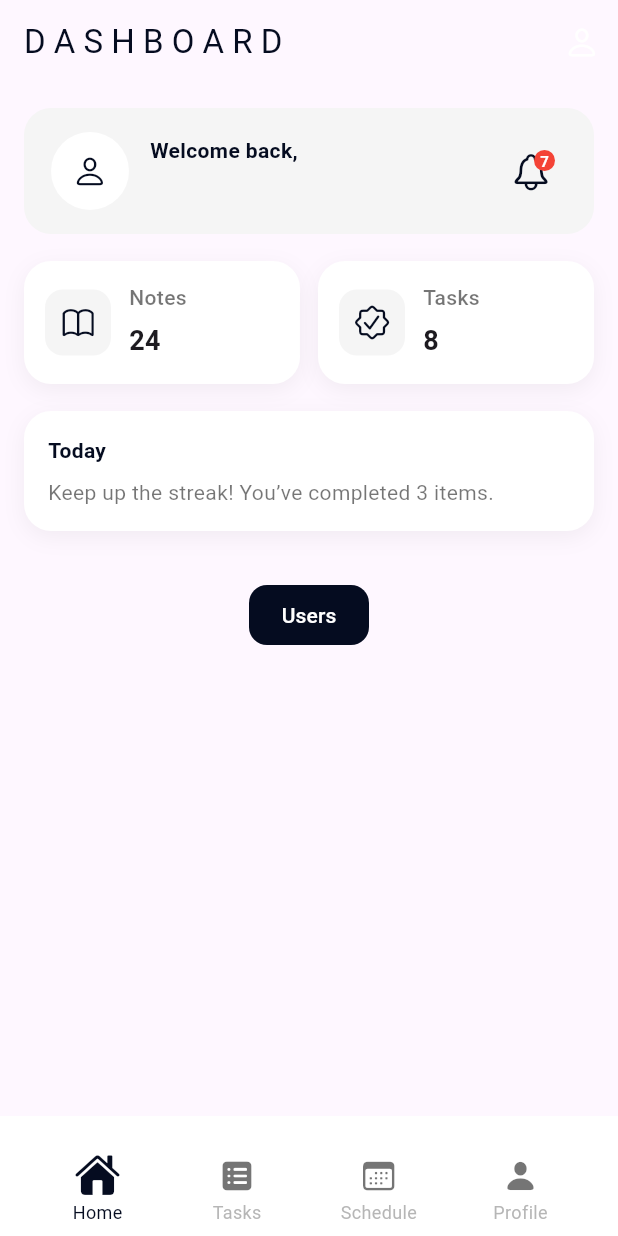
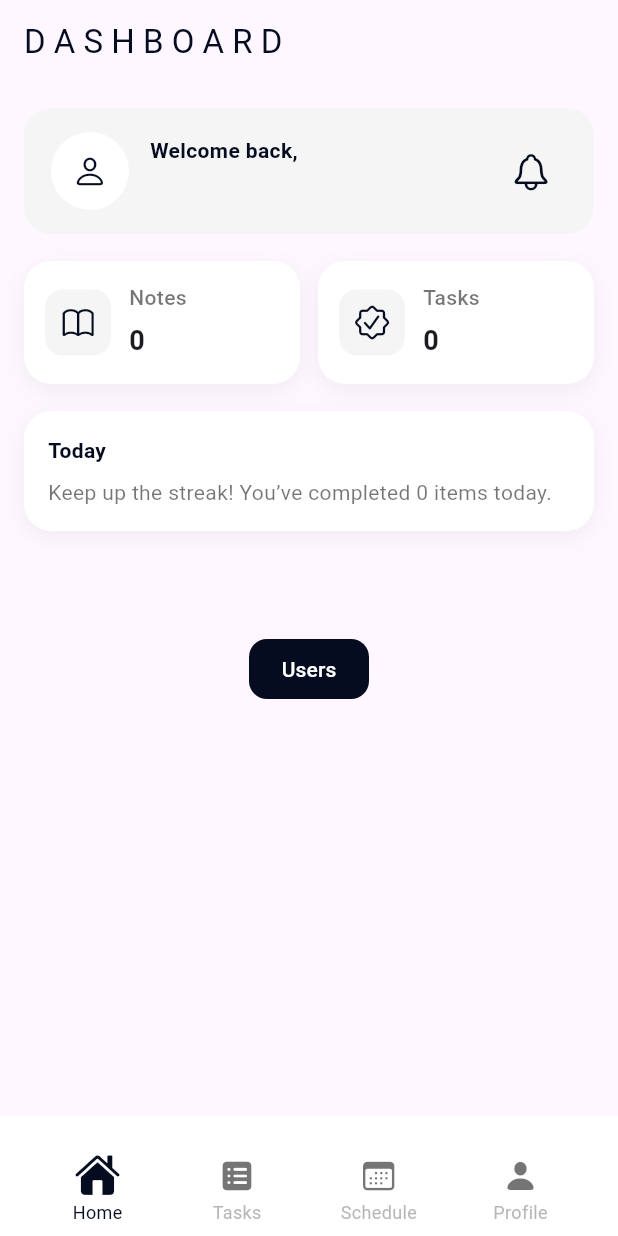
Before and after one commit to GmTechn/jotitdown, a Flutter app: the Dashboard screen opened by its route, on a phone screen of 412 x 824 dp. Run offline on Flutter 3.47's test engine with Material 3 defaults, Android fonts, the light colour scheme and no system bars; our stand-ins replace google_fonts, image_picker, sqflite; accounts and stored records are empty.

Commit message:
Dashboard functionnal with some changes to make

```diff
--- a/lib/main.dart
+++ b/lib/main.dart
@@ -13,6 +13,7 @@ void main() async {
   final dbManager = DatabaseManager();
 
   // ✅ Clear database during testing
+
   await dbManager.clearDatabase();
 
   await dbManager.initialisation();
@@ -30,7 +31,7 @@ class MyApp extends StatelessWidget {
       theme: ThemeData(
         primarySwatch: Colors.blue,
       ),
-      initialRoute: '/dashboard',
+      initialRoute: '/',
       routes: {
         '/': (context) => const LoginPage(),
         // You can handle navigation with email using onGenerateRoute
--- a/lib/pages/dashboard.dart
+++ b/lib/pages/dashboard.dart
@@ -1,21 +1,24 @@
 import 'dart:io';
+
 import 'package:flutter/cupertino.dart';
+
 import 'package:flutter/material.dart';
+
 import 'package:notesapp/components/mybutton.dart';
 import 'package:notesapp/components/mynavbar.dart';
+
 import 'package:notesapp/management/database.dart';
 import 'package:notesapp/management/listofusers.dart';
+
 import 'package:notesapp/models/users.dart';
-import 'package:notesapp/pages/login.dart';
+import 'package:notesapp/models/task.dart';
+
 import 'package:notesapp/pages/profile.dart';
 
 class Dashboard extends StatefulWidget {
-  final String email; // keep the email passed from signup
+  final String email;
 
-  const Dashboard({
-    super.key,
-    required this.email,
-  });
+  const Dashboard({super.key, required this.email});
 
   @override
   State<Dashboard> createState() => _DashboardState();
@@ -25,10 +28,16 @@ class _DashboardState extends State<Dashboard> {
   final DatabaseManager _databaseManager = DatabaseManager();
   AppUser? _currentUser;
 
+  int overdueCount = 0;
+  int totalTasks = 0;
+  int completedToday = 0;
+  Task? nextTask;
+
   @override
   void initState() {
     super.initState();
     _loadUser();
+    _loadTasks();
   }
 
   Future<void> _loadUser() async {
@@ -39,9 +48,48 @@ class _DashboardState extends State<Dashboard> {
     });
   }
 
+  Future<void> _loadTasks() async {
+    await _databaseManager.initialisation();
+    final tasks = await _databaseManager.getTasksForUser(widget.email);
+
+    final now = DateTime.now();
+
+    int overdue = 0;
+    int completed = 0;
+    Task? next;
+
+    for (var task in tasks) {
+      final dueDate = task.date;
+      final isDone = task.status.toLowerCase() == "done";
+
+      if (!isDone && dueDate.isBefore(now)) {
+        overdue++;
+      }
+
+      if (isDone &&
+          dueDate.year == now.year &&
+          dueDate.month == now.month &&
+          dueDate.day == now.day) {
+        completed++;
+      }
+
+      if (!isDone && dueDate.isAfter(now)) {
+        if (next == null || dueDate.isBefore(next.date)) {
+          next = task;
+        }
+      }
+    }
+
+    setState(() {
+      overdueCount = overdue;
+      totalTasks = tasks.length;
+      completedToday = completed;
+      nextTask = next;
+    });
+  }
+
   @override
   Widget build(BuildContext context) {
-    // Keep your structure; style the body to feel like the screenshot
     return Scaffold(
       appBar: AppBar(
         automaticallyImplyLeading: false,
@@ -49,54 +97,17 @@ class _DashboardState extends State<Dashboard> {
           'D A S H B O A R D',
           style: TextStyle(color: Color(0xff050c20)),
         ),
-        actions: [
-          IconButton(
-            onPressed: () {
-              Navigator.push(
-                context,
-                MaterialPageRoute(
-                  builder: (_) => ProfilePage(email: widget.email),
-                ),
-              );
-            },
-            icon: FutureBuilder<AppUser?>(
-              future: _databaseManager.getUserByEmail(widget.email),
-              builder: (context, snapshot) {
-                if (snapshot.connectionState == ConnectionState.waiting) {
-                  return const CircleAvatar(
-                    backgroundColor: Colors.white,
-                    radius: 16,
-                    child: CircularProgressIndicator(strokeWidth: 2),
-                  );
-                }
-                final path = snapshot.data?.photoPath ?? '';
-                if (path.isNotEmpty) {
-                  final file = File(path);
-                  if (file.existsSync()) {
-                    return CircleAvatar(
-                      radius: 18,
-                      backgroundImage: FileImage(file),
-                    );
-                  }
-                }
-                // Default icon if no photo
-                return const Icon(
-                  CupertinoIcons.person,
-                  color: Colors.white,
-                );
-              },
-            ),
-          ),
-        ],
       ),
       body: SafeArea(
+        child: RefreshIndicator(
+          onRefresh: _loadTasks,
           child: SingleChildScrollView(
             physics: const AlwaysScrollableScrollPhysics(),
             padding: const EdgeInsets.all(16.0),
             child: Column(
               crossAxisAlignment: CrossAxisAlignment.start,
               children: [
-              // Header (welcome) — light, rounded look like the screenshot
+                // HEADER
                 Container(
                   padding:
                       const EdgeInsets.symmetric(horizontal: 18, vertical: 16),
@@ -106,11 +117,20 @@ class _DashboardState extends State<Dashboard> {
                   ),
                   child: Row(
                     children: [
-                    CircleAvatar(
+                      GestureDetector(
+                        onTap: () {
+                          Navigator.push(
+                            context,
+                            MaterialPageRoute(
+                                builder: (_) =>
+                                    ProfilePage(email: widget.email)),
+                          ).then((_) => _loadUser());
+                        },
+                        child: CircleAvatar(
                           radius: 26,
                           backgroundColor: Colors.white,
-                      backgroundImage:
-                          (_currentUser?.photoPath ?? '').isNotEmpty &&
+                          backgroundImage: (_currentUser?.photoPath ?? '')
+                                      .isNotEmpty &&
                                   File(_currentUser!.photoPath!).existsSync()
                               ? FileImage(File(_currentUser!.photoPath!))
                               : null,
@@ -118,6 +138,7 @@ class _DashboardState extends State<Dashboard> {
                               ? const Icon(CupertinoIcons.person,
                                   color: Color(0xff050c20))
                               : null,
+                        ),
                       ),
                       const SizedBox(width: 14),
                       Expanded(
@@ -152,6 +173,7 @@ class _DashboardState extends State<Dashboard> {
                               color: Color(0xff050c20),
                             ),
                           ),
+                          if (overdueCount > 0)
                             Positioned(
                               right: 8,
                               top: 6,
@@ -161,9 +183,9 @@ class _DashboardState extends State<Dashboard> {
                                   color: Colors.red,
                                   shape: BoxShape.circle,
                                 ),
-                            child: const Text(
-                              '7',
-                              style: TextStyle(
+                                child: Text(
+                                  '$overdueCount',
+                                  style: const TextStyle(
                                     color: Colors.white,
                                     fontWeight: FontWeight.bold,
                                     fontSize: 10,
@@ -179,26 +201,26 @@ class _DashboardState extends State<Dashboard> {
 
                 const SizedBox(height: 18),
 
-              // Quick summary tiles (subtle, rounded)
+                // STATS
                 Row(
                   children: [
                     _StatTile(
                       icon: CupertinoIcons.book,
                       label: 'Notes',
-                    value: '24',
+                      value: '$totalTasks',
                     ),
                     const SizedBox(width: 12),
                     _StatTile(
                       icon: CupertinoIcons.checkmark_seal,
                       label: 'Tasks',
-                    value: '8',
+                      value: '$completedToday',
                     ),
                   ],
                 ),
 
                 const SizedBox(height: 18),
 
-              // A simple “Today” card
+                // TODAY CARD
                 Container(
                   width: double.infinity,
                   padding: const EdgeInsets.all(16),
@@ -213,18 +235,68 @@ class _DashboardState extends State<Dashboard> {
                       )
                     ],
                   ),
-                child: const Column(
+                  child: Column(
                     crossAxisAlignment: CrossAxisAlignment.start,
                     children: [
-                    Text('Today',
+                      const Text('Today',
                           style: TextStyle(
                             fontWeight: FontWeight.bold,
                             color: Color(0xff050c20),
                           )),
-                    SizedBox(height: 8),
+                      const SizedBox(height: 8),
                       Text(
-                      'Keep up the streak! You’ve completed 3 items.',
-                      style: TextStyle(color: Colors.black54),
+                        "Keep up the streak! You’ve completed $completedToday items today.",
+                        style: const TextStyle(color: Colors.black54),
+                      ),
+                    ],
+                  ),
+                ),
+
+                const SizedBox(height: 18),
+
+                // ALERT CARD
+                if (overdueCount > 0)
+                  Container(
+                    width: double.infinity,
+                    padding: const EdgeInsets.all(16),
+                    decoration: BoxDecoration(
+                      color: Colors.red.shade50,
+                      borderRadius: BorderRadius.circular(18),
+                      border: Border.all(color: Colors.red.shade200),
+                    ),
+                    child: Text(
+                      "⚠️ You have $overdueCount overdue tasks. Please review them!",
+                      style: const TextStyle(
+                          color: Colors.red, fontWeight: FontWeight.bold),
+                    ),
+                  ),
+
+                const SizedBox(height: 18),
+
+                // NEXT TASK CARD
+                if (nextTask != null)
+                  Container(
+                    width: double.infinity,
+                    padding: const EdgeInsets.all(16),
+                    decoration: BoxDecoration(
+                      color: Colors.blue.shade50,
+                      borderRadius: BorderRadius.circular(18),
+                      border: Border.all(color: Colors.blue.shade200),
+                    ),
+                    child: Column(
+                      crossAxisAlignment: CrossAxisAlignment.start,
+                      children: [
+                        const Text("Next Task",
+                            style: TextStyle(
+                                fontWeight: FontWeight.bold,
+                                color: Color(0xff050c20))),
+                        const SizedBox(height: 8),
+                        Text(nextTask!.title,
+                            style: const TextStyle(
+                                fontSize: 16, fontWeight: FontWeight.w600)),
+                        Text(
+                          "Due: ${nextTask!.date}",
+                          style: const TextStyle(color: Colors.black54),
                         ),
                       ],
                     ),
@@ -232,7 +304,6 @@ class _DashboardState extends State<Dashboard> {
 
                 const SizedBox(height: 28),
 
-              // >>> Users button (kept at the VERY bottom of the column)
                 Center(
                   child: MyButton(
                     textbutton: 'Users',
@@ -241,13 +312,17 @@ class _DashboardState extends State<Dashboard> {
                         context,
                         MaterialPageRoute(
                             builder: (context) => const ListOfUsers()),
-                    ).then((_) => _loadUser());
+                      ).then((_) {
+                        _loadUser();
+                        _loadTasks();
+                      });
                     },
                     buttonHeight: 40,
                     buttonWidth: 80,
                   ),
                 ),
               ],
+            ),
           ),
         ),
       ),
--- a/lib/pages/profile.dart
+++ b/lib/pages/profile.dart
@@ -213,7 +213,6 @@ class _ProfilePageState extends State<ProfilePage> {
                 onPressed: () => Navigator.pop(context),
                 child: const Text(
                   'OK',
-                  style: TextStyle(color: Colors.blue),
                 ),
               ),
             ],
```
Also changed, not shown: lib/management/database.dart (+5 -2 lines), lib/pages/schedule.dart (+66 -100 lines), lib/pages/tasks.dart (+36 -49 lines). Lines whose indentation alone changed are shown as unchanged.
